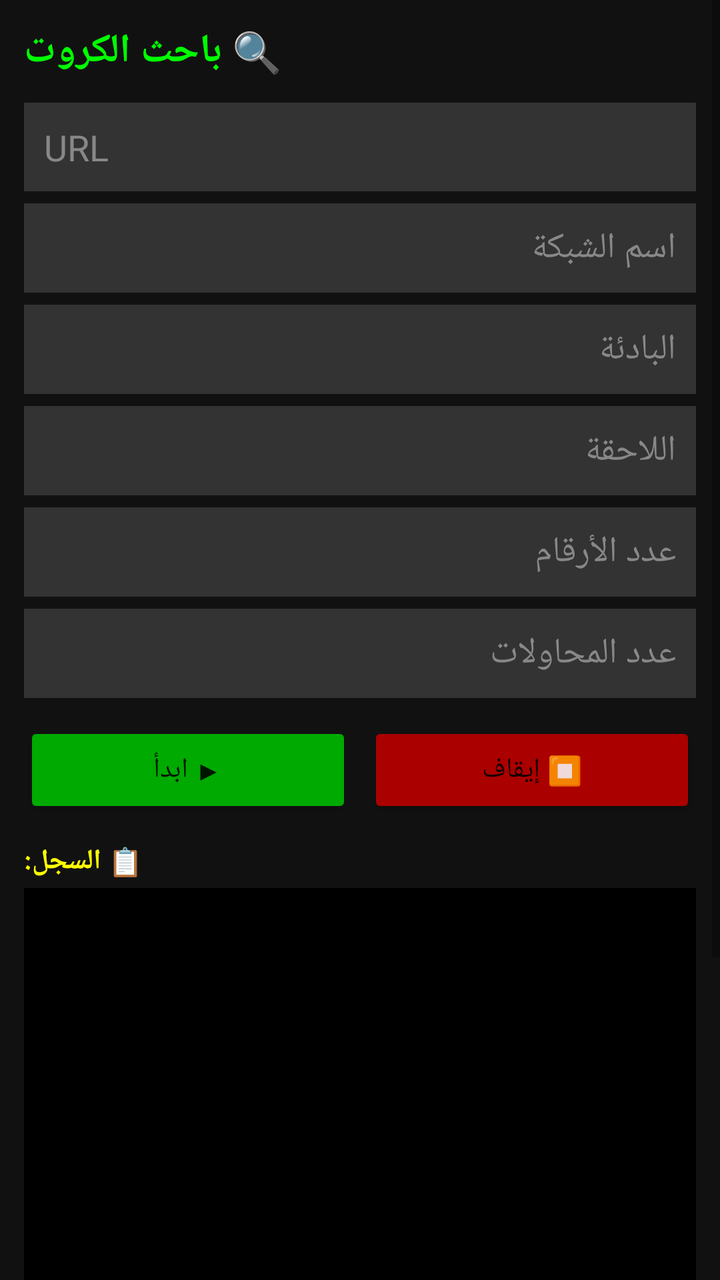
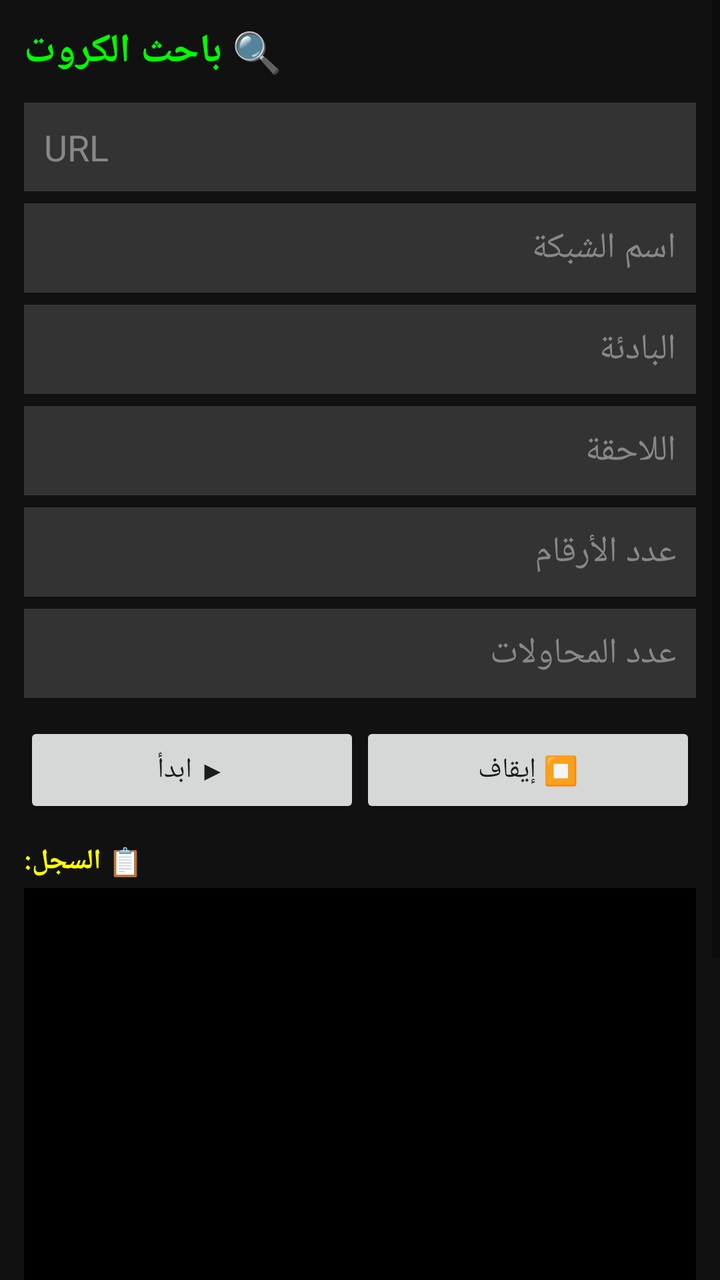

An Android layout rendered at two revisions. The XML below is the earlier revision; the diff shows what the commit changed to produce the second picture.
<!-- AndroidManifest.xml: application theme Theme.AppCompat.DayNight.NoActionBar -->
<!-- res/layout/activity_finder.xml -->
<?xml version="1.0" encoding="utf-8"?>
<ScrollView xmlns:android="http://schemas.android.com/apk/res/android"
    android:layout_width="match_parent" android:layout_height="match_parent" android:background="#111">
    <LinearLayout android:layout_width="match_parent" android:layout_height="wrap_content"
        android:orientation="vertical" android:padding="12dp">
        <TextView android:layout_width="wrap_content" android:layout_height="wrap_content"
            android:text="🔍 باحث الكروت" android:textColor="#0F0" android:textSize="20sp"
            android:textStyle="bold" android:layout_marginBottom="12dp"/>
        <EditText android:id="@+id/etUrl" android:layout_width="match_parent" android:layout_height="wrap_content"
            android:hint="URL" android:textColor="#FFF" android:textColorHint="#888" android:background="#333"
            android:padding="10dp" android:layout_marginBottom="6dp"/>
        <EditText android:id="@+id/etNetwork" android:layout_width="match_parent" android:layout_height="wrap_content"
            android:hint="اسم الشبكة" android:textColor="#FFF" android:textColorHint="#888" android:background="#333"
            android:padding="10dp" android:layout_marginBottom="6dp"/>
        <EditText android:id="@+id/etPrefix" android:layout_width="match_parent" android:layout_height="wrap_content"
            android:hint="البادئة" android:textColor="#FFF" android:textColorHint="#888" android:background="#333"
            android:padding="10dp" android:layout_marginBottom="6dp"/>
        <EditText android:id="@+id/etSuffix" android:layout_width="match_parent" android:layout_height="wrap_content"
            android:hint="اللاحقة" android:textColor="#FFF" android:textColorHint="#888" android:background="#333"
            android:padding="10dp" android:layout_marginBottom="6dp"/>
        <EditText android:id="@+id/etDigits" android:layout_width="match_parent" android:layout_height="wrap_content"
            android:hint="عدد الأرقام" android:inputType="number" android:textColor="#FFF"
            android:textColorHint="#888" android:background="#333" android:padding="10dp" android:layout_marginBottom="6dp"/>
        <EditText android:id="@+id/etAttempts" android:layout_width="match_parent" android:layout_height="wrap_content"
            android:hint="عدد المحاولات" android:inputType="number" android:textColor="#FFF"
            android:textColorHint="#888" android:background="#333" android:padding="10dp" android:layout_marginBottom="12dp"/>
        <LinearLayout android:layout_width="match_parent" android:layout_height="wrap_content"
            android:orientation="horizontal" android:layout_marginBottom="12dp">
            <Button android:id="@+id/btnStart" android:layout_width="0dp" android:layout_height="wrap_content"
                android:layout_weight="1" android:text="▶ ابدأ" android:backgroundTint="#0A0"/>
            <Button android:id="@+id/btnStop" android:layout_width="0dp" android:layout_height="wrap_content"
                android:layout_weight="1" android:text="⏹ إيقاف" android:backgroundTint="#A00" android:layout_marginStart="8dp"/>
        </LinearLayout>
        <TextView android:layout_width="wrap_content" android:layout_height="wrap_content"
            android:text="📋 السجل:" android:textColor="#FF0" android:textStyle="bold" android:layout_marginBottom="4dp"/>
        <TextView android:id="@+id/tvLog" android:layout_width="match_parent"
            android:layout_height="400dp" android:textColor="#0F0" android:background="#000"
            android:padding="8dp" android:textSize="11sp" android:fontFamily="monospace" android:scrollbars="vertical"/>
    </LinearLayout>
</ScrollView>
<!-- resources referenced by this layout -->
<resources>

</resources>

<!-- the commit's change to res/layout/activity_finder.xml (unified diff, before → after) -->
@@ -27,9 +27,9 @@
         <LinearLayout android:layout_width="match_parent" android:layout_height="wrap_content"
             android:orientation="horizontal" android:layout_marginBottom="12dp">
             <Button android:id="@+id/btnStart" android:layout_width="0dp" android:layout_height="wrap_content"
-                android:layout_weight="1" android:text="▶ ابدأ" android:backgroundTint="#0A0"/>
+                android:layout_weight="1" android:text="▶ ابدأ" />
             <Button android:id="@+id/btnStop" android:layout_width="0dp" android:layout_height="wrap_content"
-                android:layout_weight="1" android:text="⏹ إيقاف" android:backgroundTint="#A00" android:layout_marginStart="8dp"/>
+                android:layout_weight="1" android:text="⏹ إيقاف"  />
         </LinearLayout>
         <TextView android:layout_width="wrap_content" android:layout_height="wrap_content"
             android:text="📋 السجل:" android:textColor="#FF0" android:textStyle="bold" android:layout_marginBottom="4dp"/>
